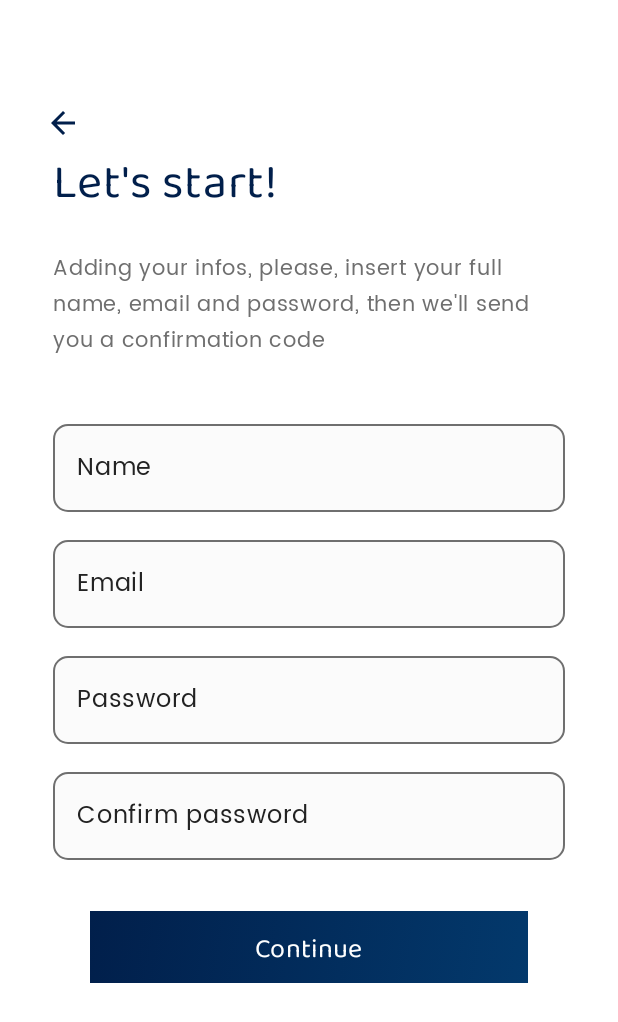
After one commit to JINNIELABORE/Jinni-Mobile, an Android app built with Jetpack Compose: the composable ClientSignUp shown on its own in the app's theme, on a phone screen of 412 x 824 dp. The commit adds this screen. Shown: the top 1022 px of the screen. Run offline under Robolectric (Android 15) with nearby library versions, the phone set to English and light mode, and no system bars; Roboto replaces fonts that are not available here.

Commit message:
client almost ready

```diff
--- /dev/null
+++ b/app/src/main/java/br/senai/sp/jandira/components/DropShadow.kt
@@ -0,0 +1 @@
+package br.senai.sp.jandira.components
--- /dev/null
+++ b/app/src/main/java/br/senai/sp/jandira/components/GradientButton.kt
@@ -0,0 +1,57 @@
+package br.senai.sp.jandira.components
+
+import androidx.compose.foundation.background
+import androidx.compose.foundation.layout.fillMaxWidth
+import androidx.compose.foundation.layout.height
+import androidx.compose.foundation.shape.CircleShape
+import androidx.compose.foundation.shape.RoundedCornerShape
+import androidx.compose.material3.Button
+import androidx.compose.material3.ButtonDefaults
+import androidx.compose.material3.Text
+import androidx.compose.runtime.Composable
+import androidx.compose.ui.Modifier
+import androidx.compose.ui.graphics.Brush
+import androidx.compose.ui.graphics.Color
+import androidx.compose.ui.graphics.Shape
+import androidx.compose.ui.text.font.FontWeight
+import androidx.compose.ui.tooling.preview.Preview
+import androidx.compose.ui.unit.dp
+import androidx.compose.ui.unit.sp
+import br.senai.sp.jandira.ui.theme.BalooTammudu
+
+@Composable
+fun GradientButton(
+    onClick: () -> Unit,
+    text: String
+) {
+
+    Button(
+        onClick,
+        modifier = Modifier
+            .fillMaxWidth()
+            .height(45.dp)
+            .background(
+                Brush.linearGradient(
+                    0.0f to Color(0xff011F4B),
+                    1.0f to Color(0xff03396C)
+                )
+            ),
+        shape = RoundedCornerShape(10.dp),
+        colors = ButtonDefaults.buttonColors(
+            containerColor = Color.Transparent
+        )
+    ) {
+        Text(
+            text = text,
+            color = Color(0xffFFFFFF),
+            fontFamily = BalooTammudu,
+            fontWeight = FontWeight.Normal,
+            fontSize = 18.sp)
+    }
+}
+
+@Preview (showBackground = true)
+@Composable
+private fun GradientButtonPreview() {
+    GradientButton(onClick = {}, text = "Conectar")
+}
--- /dev/null
+++ b/app/src/main/java/br/senai/sp/jandira/screens/ClientSignUp.kt
@@ -0,0 +1,224 @@
+package br.senai.sp.jandira.screens
+
+import androidx.compose.foundation.layout.Column
+import androidx.compose.foundation.layout.Row
+import androidx.compose.foundation.layout.fillMaxSize
+import androidx.compose.foundation.layout.fillMaxWidth
+import androidx.compose.foundation.layout.padding
+import androidx.compose.foundation.shape.RoundedCornerShape
+import androidx.compose.material.icons.Icons
+import androidx.compose.material.icons.outlined.ArrowBack
+import androidx.compose.material3.Icon
+import androidx.compose.material3.OutlinedTextField
+import androidx.compose.material3.OutlinedTextFieldDefaults
+import androidx.compose.material3.Surface
+import androidx.compose.material3.Text
+import androidx.compose.runtime.Composable
+import androidx.compose.runtime.mutableStateOf
+import androidx.compose.runtime.remember
+import androidx.compose.ui.Modifier
+import androidx.compose.ui.graphics.Color
+import androidx.compose.ui.res.stringResource
+import androidx.compose.ui.text.font.FontWeight
+import androidx.compose.ui.unit.dp
+import androidx.compose.ui.unit.sp
+import androidx.navigation.NavController
+import br.senai.sp.jandira.R
+import br.senai.sp.jandira.components.GradientButton
+import br.senai.sp.jandira.ui.theme.BalooTammudu
+import br.senai.sp.jandira.ui.theme.Poppins
+
+@Composable
+fun ClientSignUp(navController: NavController) {
+
+    var freelancerName = remember {
+        mutableStateOf("")
+    }
+
+    var freelancerEmail = remember {
+        mutableStateOf("")
+    }
+
+    var freelancerPassword = remember {
+        mutableStateOf("")
+    }
+
+    var freelancerConfirmPassword = remember {
+        mutableStateOf("")
+    }
+
+    Surface(
+        modifier = Modifier
+            .fillMaxSize(),
+        color = Color(0xffFFFFFF)
+
+    ) {
+
+        Column (
+            modifier = Modifier.fillMaxSize()
+        ){
+
+            Row (
+                modifier = Modifier.fillMaxWidth().padding(top = 70.dp, start = 30.dp)
+            ){
+                Icon(
+                    imageVector = Icons.Outlined.ArrowBack,
+                    contentDescription = "seta",
+                    tint = Color(0xff011F4B)
+                )
+            }
+
+            Column (
+                modifier = Modifier.fillMaxWidth()
+            ){
+
+                Column (
+                    modifier = Modifier.padding(horizontal = 35.dp)
+                ){
+                    Text(
+                        text = stringResource(id = R.string.get_started),
+                        fontSize = 32.sp,
+                        fontFamily = BalooTammudu,
+                        fontWeight = FontWeight.Normal,
+                        color = Color(0xff011F4B)
+                    )
+
+                    Text(
+                        text = stringResource(id = R.string.get_started_text),
+                        fontSize = 14.sp,
+                        fontFamily = Poppins,
+                        color = Color(0xff6F6F6F))
+                }
+
+                Column (
+                    modifier = Modifier
+                        .padding(horizontal = 35.dp, vertical = 30.dp)
+                ){
+
+                    OutlinedTextField(
+                        value = freelancerName.value,
+                        onValueChange = {
+                            freelancerName.value = it
+                        },
+                        modifier = Modifier
+                            .fillMaxWidth()
+                            .padding(vertical = 5.dp),
+                        shape = RoundedCornerShape(10.dp),
+                        label = {
+                            Text(
+                                text = stringResource(id = R.string.name),
+                                color = Color(0xff222222),
+                                fontFamily = Poppins
+                            )
+                        },
+                        colors = OutlinedTextFieldDefaults.colors(
+                            focusedContainerColor = Color(0xffFBFBFB),
+                            unfocusedContainerColor = Color(0xffFBFBFB),
+                            focusedBorderColor = Color(0xff000000),
+                            unfocusedBorderColor = Color(0xff6F6F6F),
+                            focusedTextColor = Color(0xff222222)
+
+                        )
+                    )
+
+                    OutlinedTextField(
+                        value = freelancerEmail.value,
+                        onValueChange = {
+                            freelancerEmail.value = it
+                        },
+                        modifier = Modifier
+                            .fillMaxWidth()
+                            .padding(vertical = 5.dp),
+                        shape = RoundedCornerShape(10.dp),
+                        label = {
+                            Text(
+                                text = stringResource(id = R.string.email),
+                                color = Color(0xff222222),
+                                fontFamily = Poppins
+                            )
+                        },
+                        colors = OutlinedTextFieldDefaults.colors(
+                            focusedContainerColor = Color(0xffFBFBFB),
+                            unfocusedContainerColor = Color(0xffFBFBFB),
+                            focusedBorderColor = Color(0xff000000),
+                            unfocusedBorderColor = Color(0xff6F6F6F),
+                            focusedTextColor = Color(0xff222222)
+
+                        )
+                    )
+
+                    OutlinedTextField(
+                        value = freelancerPassword.value,
+                        onValueChange = {
+                            freelancerPassword.value = it
+                        },
+                        modifier = Modifier
+                            .fillMaxWidth()
+                            .padding(vertical = 5.dp),
+                        shape = RoundedCornerShape(10.dp),
+                        label = {
+                            Text(
+                                text = stringResource(id = R.string.password),
+                                color = Color(0xff222222),
+                                fontFamily = Poppins
+                            )
+                        },
+                        colors = OutlinedTextFieldDefaults.colors(
+                            focusedContainerColor = Color(0xffFBFBFB),
+                            unfocusedContainerColor = Color(0xffFBFBFB),
+                            focusedBorderColor = Color(0xff000000),
+                            unfocusedBorderColor = Color(0xff6F6F6F),
+                            focusedTextColor = Color(0xff222222)
+
+                        )
+                    )
+
+                    OutlinedTextField(
+                        value = freelancerConfirmPassword.value,
+                        onValueChange = {
+                            freelancerConfirmPassword.value = it
+                        },
+                        modifier = Modifier
+                            .fillMaxWidth()
+                            .padding(vertical = 5.dp),
+                        shape = RoundedCornerShape(10.dp),
+                        label = {
+                            Text(
+                                text = stringResource(id = R.string.confirm_password),
+                                color = Color(0xff222222),
+                                fontFamily = Poppins
+                            )
+                        },
+                        colors = OutlinedTextFieldDefaults.colors(
+                            focusedContainerColor = Color(0xffFBFBFB),
+                            unfocusedContainerColor = Color(0xffFBFBFB),
+                            focusedBorderColor = Color(0xff000000),
+                            unfocusedBorderColor = Color(0xff6F6F6F),
+                            focusedTextColor = Color(0xff222222)
+
+                        )
+                    )
+
+
+                }
+
+                Column (
+                    modifier = Modifier
+                        .fillMaxWidth()
+                        .padding(horizontal = 60.dp)
+                ){
+
+                    GradientButton(onClick = {
+                        navController.navigate("AddCnpj")
+                    },
+                        text = stringResource(id = R.string.continue_)
+                    )
+                }
+
+
+            }
+        }
+
+
+    }
+}
--- a/app/src/main/res/values/strings.xml
+++ b/app/src/main/res/values/strings.xml
@@ -5,4 +5,14 @@
     <string name="sign_up_as">Sign up as:</string>
     <string name="client">Client</string>
     <string name="freelancer">Freelancer</string>
+    <string name="get_started">Let\'s start!</string>
+    <string name="get_started_text">Adding your infos, please, insert your full name, email and password, then we\'ll send you a confirmation code</string>
+    <string name="name">Name</string>
+    <string name="email">Email</string>
+    <string name="password">Password</string>
+    <string name="confirm_password">Confirm password</string>
+    <string name="continue_">Continue</string>
+    <string name="add_cnpj">Add your CNPJ</string>
+    <string name="add_cnpj_text">Insert your cnpj bellow, then, we\'ll verify it for you!</string>
+    <string name="cnpj">CNPJ</string>
 </resources>
```
Also changed, not shown: app/src/main/java/br/senai/sp/jandira/MainActivity.kt (+7 -1 lines), app/src/main/java/br/senai/sp/jandira/screens/AddCnpj.kt (added, +119 -0 lines), app/src/main/java/br/senai/sp/jandira/screens/FirstPageScreen.kt (+5 -19 lines), app/src/main/java/br/senai/sp/jandira/screens/FreelancerSignUp.kt (added, +227 -0 lines), app/src/main/java/br/senai/sp/jandira/screens/SignUpMethodChoiceScreen.kt (+71 -7 lines).
